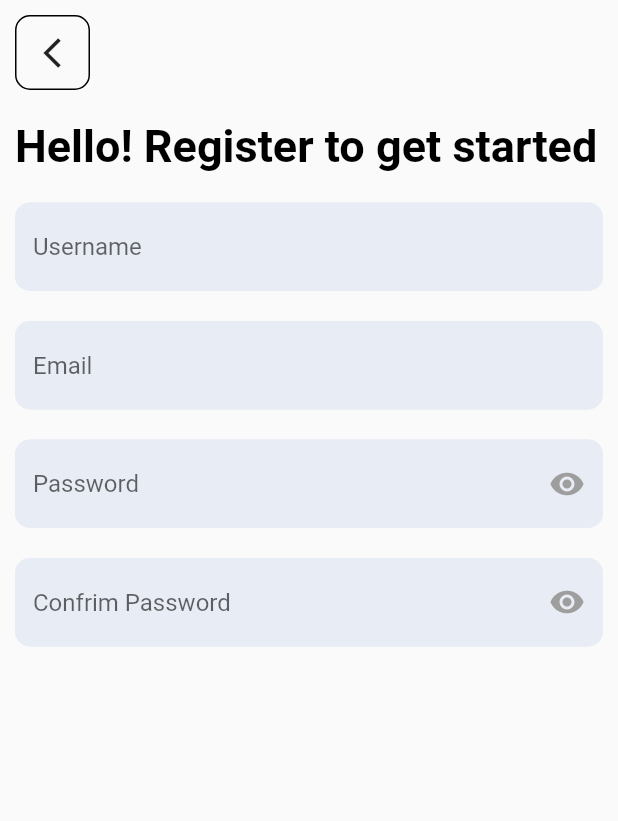
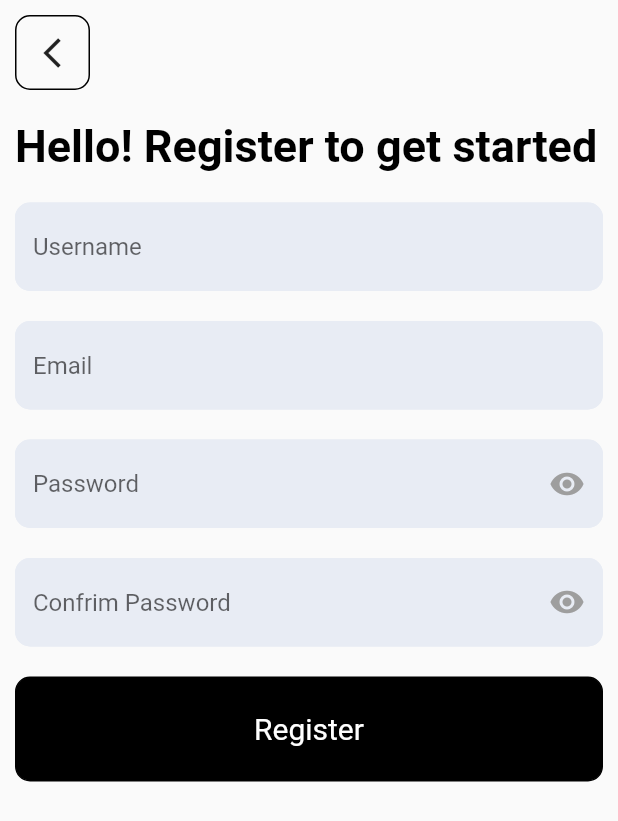
Before and after one commit to garaadamiin/firebaseapp, a Flutter app: the SigUpScreen screen opened directly, on a phone screen of 412 x 824 dp. Shown: the top 821 px of the screen. Run offline on Flutter 3.47's test engine with Material 2 defaults, Android fonts, the phone set to English and light mode, and no system bars; our stand-ins replace font_awesome_flutter.

Commit message:
add signup Screen register button

```diff
--- a/lib/screens/signup_screen.dart
+++ b/lib/screens/signup_screen.dart
@@ -1,5 +1,6 @@
 import 'package:flutter/material.dart';
 
+import '../widgets/customized_button.dart';
 import '../widgets/customized_textfield.dart';
 
 class SigUpScreen extends StatefulWidget {
@@ -70,6 +71,15 @@ class _SigUpScreenState extends State<SigUpScreen> {
                 hintText: "Confrim Password",
                 isPassword: true,
               ),
+              customizedButton(
+                buttonText: "Register",
+                buttonColor: Colors.black,
+                textColor: Colors.white,
+                onPressed: () {
+                  Navigator.push(context,
+                      MaterialPageRoute(builder: (_) => const SigUpScreen()));
+                },
+              ),
             ],
           ),
         ),
```
